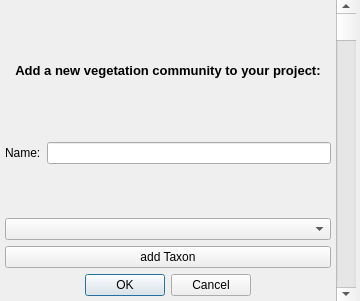
First picture: the form in MSA_QGIS_dialog_popup_vegcom.ui, repository ThyavdBerg/MSA-Q, before the edit.
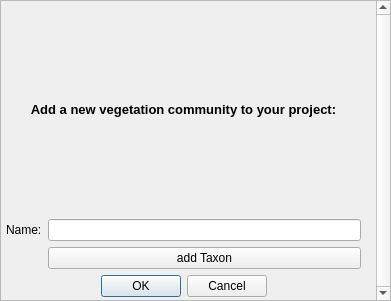
Second picture: the form after the edit.

Commit message: Adding a vegetation community to the UI now functional

Patch:
```diff
--- a/MSA_QGIS_dialog_popup_vegcom.ui
+++ b/MSA_QGIS_dialog_popup_vegcom.ui
@@ -6,25 +6,52 @@
    <rect>
     <x>0</x>
     <y>0</y>
-    <width>360</width>
+    <width>391</width>
     <height>301</height>
    </rect>
   </property>
   <property name="windowTitle">
    <string>Add New Vegetation Community</string>
   </property>
+  <widget class="QScrollArea" name="scrollArea">
+   <property name="geometry">
+    <rect>
+     <x>0</x>
+     <y>0</y>
+     <width>391</width>
+     <height>301</height>
+    </rect>
+   </property>
+   <property name="verticalScrollBarPolicy">
+    <enum>Qt::ScrollBarAlwaysOn</enum>
+   </property>
+   <property name="sizeAdjustPolicy">
+    <enum>QAbstractScrollArea::AdjustIgnored</enum>
+   </property>
+   <property name="widgetResizable">
+    <bool>true</bool>
+   </property>
+   <widget class="QWidget" name="scrollAreaWidgetContents">
+    <property name="geometry">
+     <rect>
+      <x>0</x>
+      <y>0</y>
+      <width>372</width>
+      <height>299</height>
+     </rect>
+    </property>
   <widget class="QWidget" name="gridLayoutWidget">
    <property name="geometry">
     <rect>
      <x>0</x>
      <y>0</y>
-     <width>336</width>
+       <width>371</width>
      <height>301</height>
     </rect>
    </property>
-   <layout class="QGridLayout" name="gridLayout" rowstretch="1,1,0,0,0,0,0,0,0,0,0,0,0,0" columnstretch="0,0">
+     <layout class="QGridLayout" name="gridLayout" rowstretch="0,0,0,0" columnstretch="0,0,0">
     <property name="sizeConstraint">
-     <enum>QLayout::SetDefaultConstraint</enum>
+       <enum>QLayout::SetMinAndMaxSize</enum>
     </property>
     <property name="leftMargin">
      <number>5</number>
@@ -41,7 +68,14 @@
     <property name="horizontalSpacing">
      <number>6</number>
     </property>
-    <item row="13" column="0" colspan="2">
+      <item row="2" column="1">
+       <widget class="QPushButton" name="pushButton_vegComAddSpecies">
+        <property name="text">
+         <string>add Taxon</string>
+        </property>
+       </widget>
+      </item>
+      <item row="3" column="0" colspan="2">
      <widget class="QDialogButtonBox" name="buttonBox_2">
       <property name="orientation">
        <enum>Qt::Horizontal</enum>
@@ -54,16 +88,6 @@
       </property>
      </widget>
     </item>
-    <item row="1" column="0">
-     <widget class="QLabel" name="label_Name">
-      <property name="text">
-       <string>Name:</string>
-      </property>
-      <property name="wordWrap">
-       <bool>true</bool>
-      </property>
-     </widget>
-    </item>
     <item row="1" column="1">
      <widget class="QLineEdit" name="lineEdit_vegComName"/>
     </item>
@@ -93,57 +117,22 @@
       </property>
      </widget>
     </item>
-    <item row="12" column="0" colspan="2">
-     <widget class="QPushButton" name="pushButton_vegComAddSpecies">
+      <item row="1" column="0">
+       <widget class="QLabel" name="label_Name">
       <property name="text">
-       <string>add Taxon</string>
+         <string>Name:</string>
+        </property>
+        <property name="wordWrap">
+         <bool>true</bool>
       </property>
      </widget>
     </item>
-    <item row="11" column="0" colspan="2">
-     <widget class="QComboBox" name="comboBox_vegComTaxon"/>
-    </item>
-    <item row="8" column="0">
-     <widget class="QWidget" name="dummywidget_2" native="true"/>
-    </item>
-    <item row="10" column="0">
-     <widget class="QWidget" name="dummywidget" native="true"/>
-    </item>
-    <item row="9" column="0">
-     <layout class="QHBoxLayout" name="horizontalLayout" stretch=""/>
-    </item>
-    <item row="3" column="0">
-     <widget class="QWidget" name="dummywidget_7" native="true"/>
-    </item>
-    <item row="5" column="0">
-     <widget class="QWidget" name="dummywidget_5" native="true"/>
-    </item>
-    <item row="4" column="0">
-     <widget class="QWidget" name="dummywidget_6" native="true"/>
-    </item>
-    <item row="7" column="0">
-     <widget class="QWidget" name="dummywidget_3" native="true"/>
-    </item>
-    <item row="6" column="0">
-     <widget class="QWidget" name="dummywidget_4" native="true"/>
-    </item>
-    <item row="2" column="0">
-     <widget class="QWidget" name="dummywidget_8" native="true"/>
+      <item row="1" column="2">
+       <widget class="QWidget" name="widget" native="true"/>
     </item>
    </layout>
   </widget>
-  <widget class="QScrollBar" name="verticalScrollBar">
-   <property name="geometry">
-    <rect>
-     <x>336</x>
-     <y>0</y>
-     <width>20</width>
-     <height>301</height>
-    </rect>
-   </property>
-   <property name="orientation">
-    <enum>Qt::Vertical</enum>
-   </property>
+   </widget>
   </widget>
  </widget>
  <resources/>
```
Left out of the diff: 35 changed lines with no effect on the pictures. Lines whose indentation alone changed are shown as unchanged. The commit also changes 4 other files.
